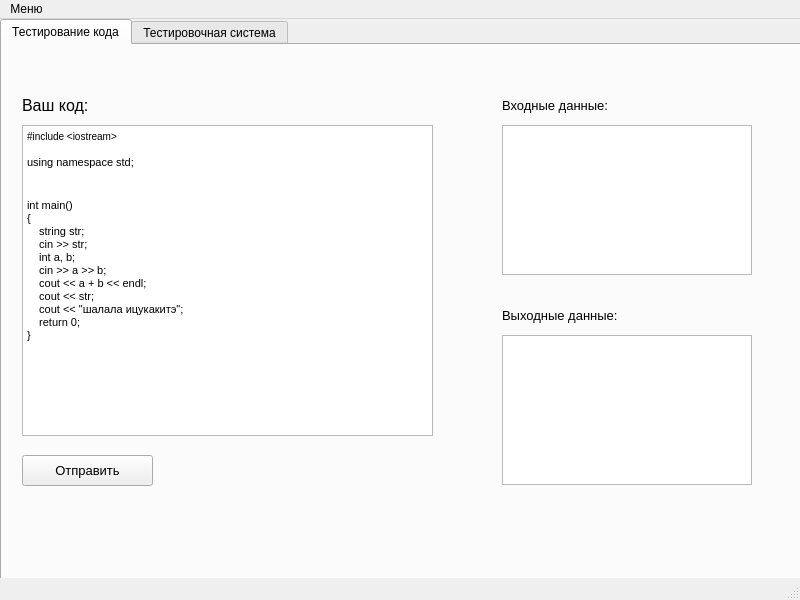
This is mainwindow.ui in geroineee/ARM_QT as Qt 5 draws it before an edit. The edited form follows.
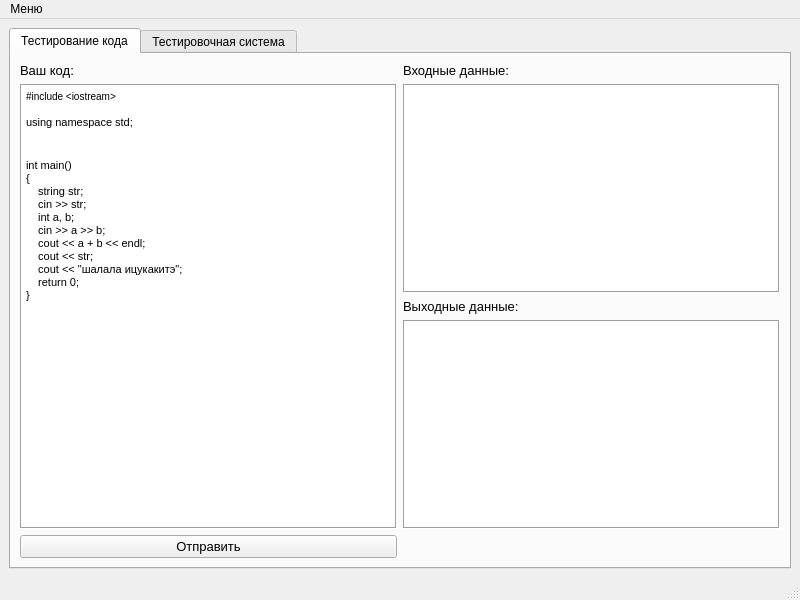
This is the edited form. The open tabs and pages were chosen to show the change.

```diff
--- a/mainwindow.ui
+++ b/mainwindow.ui
@@ -26,15 +26,9 @@
    <bool>false</bool>
   </property>
   <widget class="QWidget" name="centralwidget">
+   <layout class="QVBoxLayout" name="verticalLayout">
+    <item>
    <widget class="QTabWidget" name="tabWidget">
-    <property name="geometry">
-     <rect>
-      <x>0</x>
-      <y>0</y>
-      <width>801</width>
-      <height>571</height>
-     </rect>
-    </property>
     <property name="minimumSize">
      <size>
       <width>0</width>
@@ -62,15 +56,37 @@
      <attribute name="title">
       <string>Тестирование кода</string>
      </attribute>
+       <layout class="QGridLayout" name="gridLayout">
+        <item row="3" column="1">
+         <widget class="QTextBrowser" name="to_user_output_data">
+          <property name="frameShape">
+           <enum>QFrame::Box</enum>
+          </property>
+          <property name="frameShadow">
+           <enum>QFrame::Sunken</enum>
+          </property>
+          <property name="lineWidth">
+           <number>1</number>
+          </property>
+          <property name="midLineWidth">
+           <number>0</number>
+          </property>
+         </widget>
+        </item>
+        <item row="0" column="0">
+         <widget class="QLabel" name="label_insert_code">
+          <property name="font">
+           <font>
+            <pointsize>10</pointsize>
+           </font>
+          </property>
+          <property name="text">
+           <string>Ваш код:</string>
+          </property>
+         </widget>
+        </item>
+        <item row="0" column="1">
      <widget class="QLabel" name="label_input_data">
-      <property name="geometry">
-       <rect>
-        <x>500</x>
-        <y>50</y>
-        <width>161</width>
-        <height>21</height>
-       </rect>
-      </property>
       <property name="font">
        <font>
         <pointsize>10</pointsize>
@@ -80,51 +96,9 @@
        <string>Входные данные:</string>
       </property>
      </widget>
-     <widget class="QLabel" name="label_output_data">
-      <property name="geometry">
-       <rect>
-        <x>500</x>
-        <y>260</y>
-        <width>171</width>
-        <height>21</height>
-       </rect>
-      </property>
-      <property name="font">
-       <font>
-        <pointsize>10</pointsize>
-       </font>
-      </property>
-      <property name="text">
-       <string>Выходные данные:</string>
-      </property>
-     </widget>
-     <widget class="QPushButton" name="upload_user_code_button">
-      <property name="geometry">
-       <rect>
-        <x>20</x>
-        <y>410</y>
-        <width>131</width>
-        <height>31</height>
-       </rect>
-      </property>
-      <property name="font">
-       <font>
-        <pointsize>10</pointsize>
-       </font>
-      </property>
-      <property name="text">
-       <string>Отправить</string>
-      </property>
-     </widget>
+        </item>
+        <item row="1" column="0" rowspan="3">
      <widget class="QTextEdit" name="user_code_text_edit">
-      <property name="geometry">
-       <rect>
-        <x>20</x>
-        <y>80</y>
-        <width>411</width>
-        <height>311</height>
-       </rect>
-      </property>
       <property name="font">
        <font>
         <pointsize>10</pointsize>
@@ -133,6 +107,9 @@
         <strikeout>false</strikeout>
        </font>
       </property>
+          <property name="frameShape">
+           <enum>QFrame::Box</enum>
+          </property>
       <property name="html">
        <string>&lt;!DOCTYPE HTML PUBLIC &quot;-//W3C//DTD HTML 4.0//EN&quot; &quot;http://www.w3.org/TR/REC-html40/strict.dtd&quot;&gt;
 &lt;html&gt;&lt;head&gt;&lt;meta name=&quot;qrichtext&quot; content=&quot;1&quot; /&gt;&lt;style type=&quot;text/css&quot;&gt;
@@ -155,44 +132,39 @@
 &lt;p style=&quot; margin-top:0px; margin-bottom:0px; margin-left:0px; margin-right:0px; -qt-block-indent:0; text-indent:0px;&quot;&gt;&lt;span style=&quot; font-family:'Consolas','Courier New','monospace'; font-size:8pt; color:#000000;&quot;&gt;}&lt;/span&gt;&lt;/p&gt;&lt;/body&gt;&lt;/html&gt;</string>
       </property>
      </widget>
-     <widget class="QTextBrowser" name="to_user_output_data">
-      <property name="geometry">
-       <rect>
-        <x>500</x>
-        <y>290</y>
-        <width>250</width>
-        <height>150</height>
-       </rect>
-      </property>
-     </widget>
+        </item>
+        <item row="2" column="1">
+         <widget class="QLabel" name="label_output_data">
+          <property name="font">
+           <font>
+            <pointsize>10</pointsize>
+           </font>
+          </property>
+          <property name="text">
+           <string>Выходные данные:</string>
+          </property>
+         </widget>
+        </item>
+        <item row="4" column="0">
+         <widget class="QPushButton" name="upload_user_code_button">
+          <property name="font">
+           <font>
+            <pointsize>10</pointsize>
+           </font>
+          </property>
+          <property name="text">
+           <string>Отправить</string>
+          </property>
+         </widget>
+        </item>
+        <item row="1" column="1">
      <widget class="QTextEdit" name="user_input_data">
-      <property name="geometry">
-       <rect>
-        <x>500</x>
-        <y>80</y>
-        <width>250</width>
-        <height>150</height>
-       </rect>
-      </property>
-     </widget>
-     <widget class="QLabel" name="label_insert_code">
-      <property name="geometry">
-       <rect>
-        <x>20</x>
-        <y>40</y>
-        <width>121</width>
-        <height>41</height>
-       </rect>
-      </property>
-      <property name="font">
-       <font>
-        <pointsize>12</pointsize>
-       </font>
-      </property>
-      <property name="text">
-       <string>Ваш код:</string>
-      </property>
-     </widget>
+          <property name="frameShape">
+           <enum>QFrame::Box</enum>
+          </property>
+         </widget>
+        </item>
+       </layout>
     </widget>
     <widget class="QWidget" name="tab_files">
      <attribute name="title">
@@ -200,6 +172,8 @@
      </attribute>
     </widget>
    </widget>
+    </item>
+   </layout>
   </widget>
   <widget class="QStatusBar" name="statusbar"/>
   <widget class="QMenuBar" name="menubar">
```
Left out of the diff: 2 changed lines with no effect on the pictures. Lines whose indentation alone changed are shown as unchanged.
